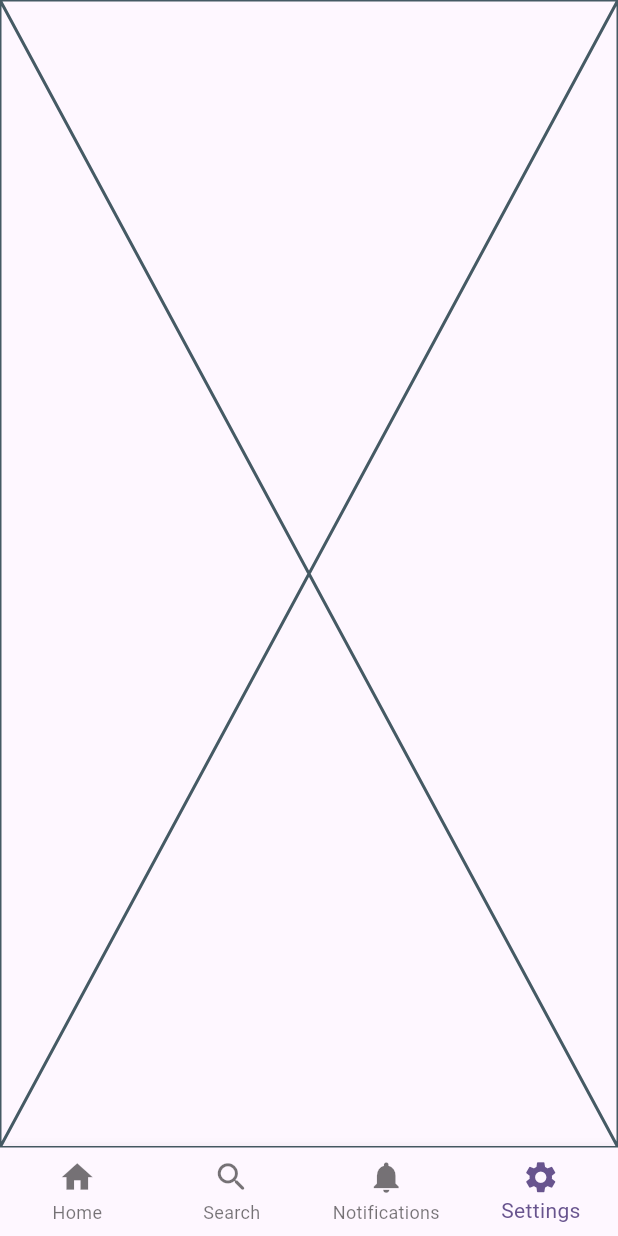
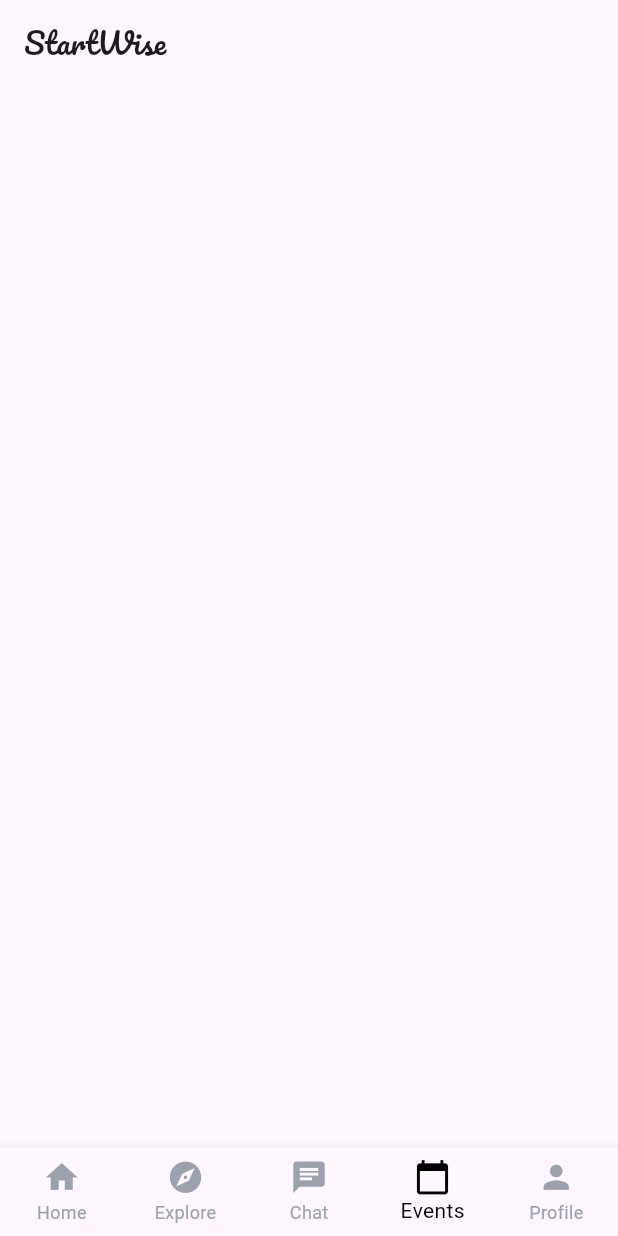
Before and after one commit to Riddhimagupta22/StartWise, a Flutter app: the screen it shows after launch, swiped to page 4, on a phone screen of 412 x 824 dp. Run offline on Flutter 3.47's test engine with Material 3 defaults, Android fonts, the phone set to English and light mode, and no system bars; our stand-ins replace google_fonts.

```diff
--- a/lib/Frontend/Features/bottom_nav.dart
+++ b/lib/Frontend/Features/bottom_nav.dart
@@ -1,9 +1,10 @@
 
 import 'package:flutter/material.dart';
-import 'package:venture_hub/Frontend/Screens/home_screen.dart';
-import 'package:venture_hub/Frontend/Screens/notification_page.dart';
+import 'package:venture_hub/Frontend/Screens/event_page.dart';
+import 'package:venture_hub/Frontend/Screens/Dashboard/home_screen.dart';
+import 'package:venture_hub/Frontend/Screens/explore_page.dart';
 import 'package:venture_hub/Frontend/Screens/profile_page.dart';
-import 'package:venture_hub/Frontend/Screens/search_page.dart';
+import 'package:venture_hub/Frontend/Screens/chat_page.dart';
 
 class NavBar extends StatefulWidget {
   NavBar();
@@ -29,15 +30,17 @@ class _NavBarState extends State<NavBar> {
         },
         children: [
           HomeScreen(),
-          SearchPage(),
-          NotificationPage(),
+          ExplorePage(),
+          ChatPage(),
+          EventPage(),
           ProfilePage(),
         ],
       ),
       bottomNavigationBar: BottomNavigationBar(
         iconSize: 25,
-        // selectedItemColor: Colors.,
-        // unselectedItemColor: Color(##666666),
+        selectedItemColor: Colors.black,
+        unselectedItemColor: Color(0xff9ba2ae
+        ),
         currentIndex: _selectedIndex,
         type: BottomNavigationBarType.fixed,
         onTap: (index) {
@@ -52,16 +55,20 @@ class _NavBarState extends State<NavBar> {
             label: 'Home',
           ),
           BottomNavigationBarItem(
-            icon: Icon(Icons.search_rounded),
-            label: 'Search',
+            icon: Icon(Icons.explore_rounded),
+            label: 'Explore',
           ),
           BottomNavigationBarItem(
-            icon: Icon(Icons.notifications),
-            label: 'Notifications',
+            icon: Icon(Icons.chat),
+            label: 'Chat',
           ),
           BottomNavigationBarItem(
-            icon: Icon(Icons.settings),
-            label: 'Settings',
+            icon: Icon(Icons.calendar_today),
+            label: 'Events',
+          ),
+          BottomNavigationBarItem(
+            icon: Icon(Icons.person),
+            label: 'Profile',
           ),
         ],
       ),
--- /dev/null
+++ b/lib/Frontend/Screens/event_page.dart
@@ -0,0 +1,15 @@
+import 'package:flutter/material.dart';
+import 'package:google_fonts/google_fonts.dart';
+
+class EventPage extends StatelessWidget {
+  const EventPage({super.key});
+
+  @override
+  Widget build(BuildContext context) {
+    return Scaffold(
+      appBar: AppBar(
+        title: Text('StartWise',style: GoogleFonts.pacifico(fontSize:20,),),
+      ),
+    );
+  }
+}
--- a/lib/main.dart
+++ b/lib/main.dart
@@ -1,7 +1,7 @@
 import 'package:flutter/material.dart';
 
 import 'Frontend/Features/bottom_nav.dart';
-import 'Frontend/Screens/home_screen.dart';
+import 'Frontend/Screens/Dashboard/home_screen.dart';
 
 void main() {
   runApp(const MyApp());
--- a/pubspec.yaml
+++ b/pubspec.yaml
@@ -19,6 +19,7 @@ dependencies:
   cupertino_icons: ^1.0.8
   firebase_core: ^3.10.0
   fluttertoast: ^8.2.10
+  google_fonts: ^6.2.1
 
 dev_dependencies:
   flutter_test:
@@ -33,8 +34,8 @@ flutter:
   uses-material-design: true
 
   # To add assets to your application, add an assets section, like this:
-  # assets:
-  #   - images/a_dot_burr.jpeg
+  assets:
+    - images/
   #   - images/a_dot_ham.jpeg
 
   # An image asset can refer to one or more resolution-specific "variants", see
```
Also changed, not shown: lib/Frontend/Screens/Dashboard/Components/stat_card.dart (added, +22 -0 lines), lib/Frontend/Screens/Dashboard/home_screen.dart (added, +38 -0 lines), lib/Frontend/Screens/chat_page.dart (added, +15 -0 lines), lib/Frontend/Screens/explore_page.dart (added, +15 -0 lines), lib/Frontend/Screens/home_screen.dart (deleted, +0 -23 lines), lib/Frontend/Screens/notification_page.dart (deleted, +0 -15 lines), lib/Frontend/Screens/search_page.dart (deleted, +0 -15 lines), pubspec.lock, 3 other files.
